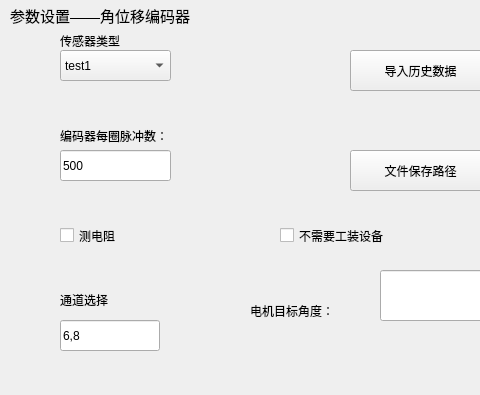
Old version of the form ui_param/paramwin_angleencoder.ui in the repository Dirck-YHP/Proj_sensor_detect; both pictures show x 0 to 480 and y 0 to 395 of the 654 by 502 pixel window.
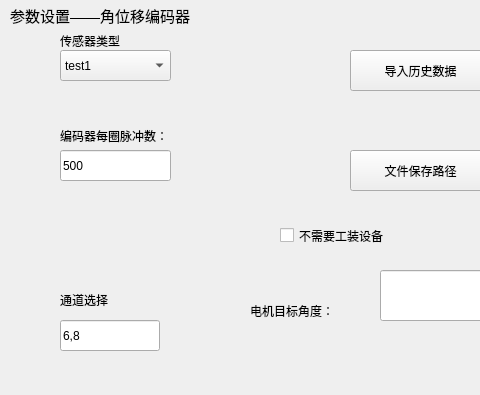
New version of the form.

Commit message: 修改ui布局，电阻和传感器同等级

```diff
--- a/ui_param/paramwin_angleencoder.ui
+++ b/ui_param/paramwin_angleencoder.ui
@@ -96,19 +96,6 @@
     <string/>
    </property>
   </widget>
-  <widget class="QCheckBox" name="checkBox_measure_resis">
-   <property name="geometry">
-    <rect>
-     <x>60</x>
-     <y>220</y>
-     <width>111</width>
-     <height>31</height>
-    </rect>
-   </property>
-   <property name="text">
-    <string>测电阻</string>
-   </property>
-  </widget>
   <widget class="QLabel" name="label_6">
    <property name="geometry">
     <rect>
```
The commit also changes 24 other files.
